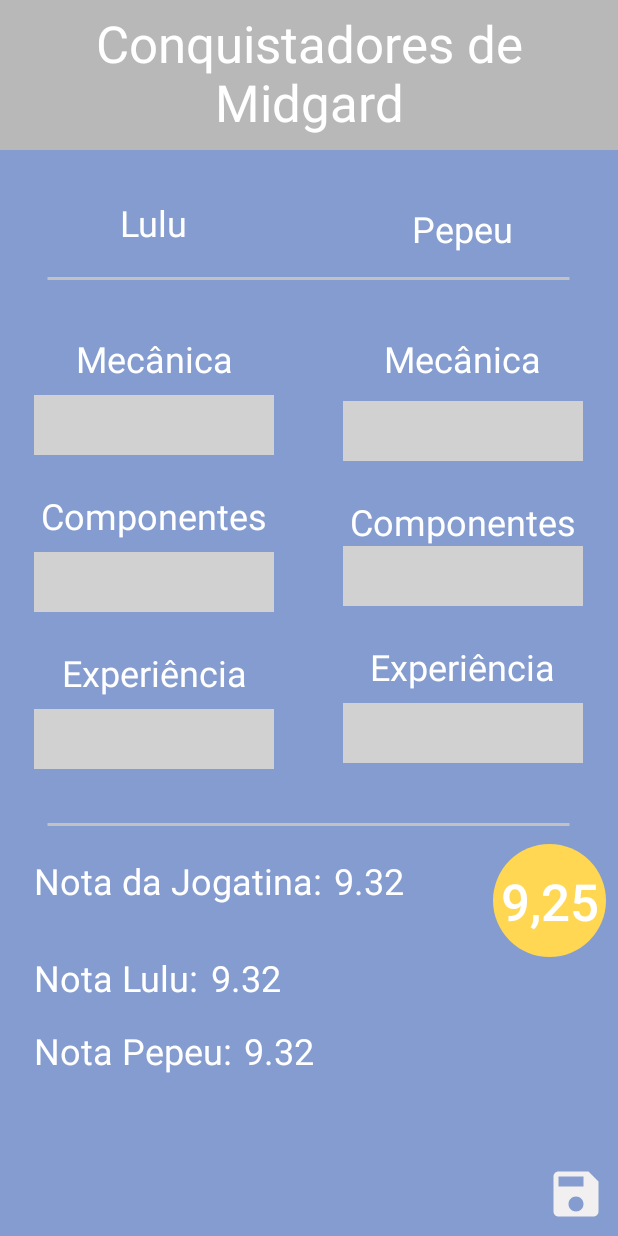
After one commit to Luizahf/Ludometricas, an Android app: the AvaliacaoActivity screen opened directly, with no data from a screen before it, on a phone screen of 412 x 824 dp. The commit adds this screen. Run offline under Robolectric (Android 15) with nearby library versions, the phone set to English and light mode, and no system bars; our stand-ins replace Firebase (no records; nobody signed in at launch, a user with empty details on screens opened directly), Room's generated code; 2 statements that could not run were skipped.

Commit message:
Tela avaliar jogo

```diff
--- a/app/build.gradle
+++ b/app/build.gradle
@@ -58,5 +58,4 @@ dependencies {
 
     implementation platform('com.google.firebase:firebase-bom:30.1.0')
     implementation 'com.google.firebase:firebase-database-ktx'
-
 }
--- a/app/src/main/java/com/example/ludometricas/data/dao/AppDatabase.kt
+++ b/app/src/main/java/com/example/ludometricas/data/dao/AppDatabase.kt
@@ -6,7 +6,7 @@ import androidx.room.RoomDatabase
 @Database(entities = arrayOf(
     JogoLocal::class,
 ),
-    version = 1, exportSchema = false)
+    version = 2, exportSchema = false)
 abstract class AppDatabase : RoomDatabase() {
     abstract fun jogosDao(): JogosDao
 }
--- a/app/src/main/java/com/example/ludometricas/data/dataClasses/jogoLocal.kt
+++ b/app/src/main/java/com/example/ludometricas/data/dataClasses/jogoLocal.kt
@@ -2,6 +2,7 @@ package com.example.ludometricas.data.dao
 
 import androidx.room.Entity
 import androidx.room.PrimaryKey
+import com.example.ludometricas.data.Nota
 
 
 @Entity(tableName = "jogos")
@@ -17,5 +18,6 @@ data class JogoLocal (
     var notaComponentesMediaAteOMomento: Double = 0.0,
     var notaExperienciaMediaAteOMomento: Double = 0.0,
     var jogatinas: Int = 0,
-    var tempoMedioJogatina: Long? = null
+    var tempoMedioJogatina: Long? = null,
+    var notaTotalAteOMomento: Double = 0.0
 )
--- a/app/src/main/java/com/example/ludometricas/data/jogatina.kt
+++ b/app/src/main/java/com/example/ludometricas/data/jogatina.kt
@@ -1,9 +1,7 @@
 package com.example.ludometricas.data
 
-import androidx.room.Entity
-import androidx.room.PrimaryKey
-import java.sql.Date
 import java.sql.Time
+import java.util.*
 
 class Jogatina (
     var data: Date? = null,
--- a/app/src/main/java/com/example/ludometricas/data/jogo.kt
+++ b/app/src/main/java/com/example/ludometricas/data/jogo.kt
@@ -5,7 +5,7 @@ import androidx.room.PrimaryKey
 import java.sql.Date
 import java.sql.Time
 
-class Jogo (
+data class Jogo (
     var nome: String = "",
     var recorde: Recorde? = Recorde(),
     var tempoJogado: Time = Time(0, 0, 0),
--- a/app/src/main/java/com/example/ludometricas/data/nota.kt
+++ b/app/src/main/java/com/example/ludometricas/data/nota.kt
@@ -1,8 +1,11 @@
 package com.example.ludometricas.data
+
+import java.util.*
 
 class Nota (
     var total: Double = 0.0,
     var mecanica: Double = 0.0,
     var componentes: Double = 0.0,
-    var experiencia: Double = 0.0
+    var experiencia: Double = 0.0,
+    var data: Date = Date()
 )
--- a/app/src/main/java/com/example/ludometricas/data/notaIndividual.kt
+++ b/app/src/main/java/com/example/ludometricas/data/notaIndividual.kt
@@ -2,8 +2,10 @@ package com.example.ludometricas.data
 
 import androidx.room.Entity
 import androidx.room.PrimaryKey
+import java.util.*
 
 data class NotaIndividual (
     var responsavel: String = "",
-    var nota: Nota = Nota()
+    var nota: Nota = Nota(),
+    var data: Date
 )
--- a/app/src/main/java/com/example/ludometricas/modules/DataModules.kt
+++ b/app/src/main/java/com/example/ludometricas/modules/DataModules.kt
@@ -13,6 +13,7 @@ internal val DataModules = module {
             get(),
             AppDatabase::class.java,
             "ludometricas_db")
+            .fallbackToDestructiveMigration()
             .build()
     }
 
--- a/app/src/main/java/com/example/ludometricas/presentation/MainActivity.kt
+++ b/app/src/main/java/com/example/ludometricas/presentation/MainActivity.kt
@@ -36,7 +36,7 @@ class MainActivity : AppCompatActivity() {
         jogoViewModel.obterJogos()
         jogoViewModel.jogos.observe(this, {
             jogos = it
-            recyclerView.adapter = JogosAdapter(it, ::clickListenerJogo, this)
+            recyclerView.adapter = JogosAdapter(it.sortedByDescending { it.notaMediaAteOMomento.total }, ::clickListenerJogo, this)
         })
     }
 
--- a/app/src/main/java/com/example/ludometricas/presentation/jogo/JogosAdapter.kt
+++ b/app/src/main/java/com/example/ludometricas/presentation/jogo/JogosAdapter.kt
@@ -16,6 +16,7 @@ class JogosAdapter(private val jogos: List<Jogo>,
 
     class ViewHolder(itemView: View) : RecyclerView.ViewHolder(itemView) {
         val txtTitulo = itemView.findViewById(R.id.txt_game_item) as TextView
+        val txtaa = itemView.findViewById(R.id.txt_game_item2) as TextView
     }
 
     override fun onCreateViewHolder(parent: ViewGroup, viewType: Int): ViewHolder {
@@ -26,6 +27,7 @@ class JogosAdapter(private val jogos: List<Jogo>,
     override fun onBindViewHolder(holder: ViewHolder, position: Int) {
         val jogo = jogos[position]
         holder.txtTitulo.text = jogo.nome
+        holder.txtaa.text = jogo.notaMediaAteOMomento.total.toString()
 
         holder.itemView.setOnClickListener { listener(position) }
     }
--- /dev/null
+++ b/app/src/main/res/drawable/icn_save.xml
@@ -0,0 +1,5 @@
+<vector android:height="24dp" android:tint="#F1EFEF"
+    android:viewportHeight="24" android:viewportWidth="24"
+    android:width="24dp" xmlns:android="http://schemas.android.com/apk/res/android">
+    <path android:fillColor="@android:color/white" android:pathData="M17,3L5,3c-1.11,0 -2,0.9 -2,2v14c0,1.1 0.89,2 2,2h14c1.1,0 2,-0.9 2,-2L21,7l-4,-4zM12,19c-1.66,0 -3,-1.34 -3,-3s1.34,-3 3,-3 3,1.34 3,3 -1.34,3 -3,3zM15,9L5,9L5,5h10v4z"/>
+</vector>
--- /dev/null
+++ b/app/src/main/res/layout/activity_avaliacao.xml
@@ -0,0 +1,344 @@
+<?xml version="1.0" encoding="utf-8"?>
+<androidx.constraintlayout.widget.ConstraintLayout xmlns:android="http://schemas.android.com/apk/res/android"
+    xmlns:app="http://schemas.android.com/apk/res-auto"
+    xmlns:tools="http://schemas.android.com/tools"
+    android:layout_width="match_parent"
+    android:layout_height="match_parent"
+    android:background="@color/main_purple"
+    tools:context=".presentation.Avaliacao.AvaliacaoActivity">
+
+    <TextView
+        android:id="@+id/nota_total_txt2"
+        android:layout_width="wrap_content"
+        android:layout_height="wrap_content"
+        android:fontFamily="sans-serif-medium"
+        android:text="9,25"
+        android:textColor="#FFFF"
+        android:textSize="34sp"
+        app:layout_constraintBottom_toBottomOf="@+id/circulo_amarelo"
+        app:layout_constraintEnd_toEndOf="@+id/circulo_amarelo"
+        app:layout_constraintStart_toStartOf="@+id/circulo_amarelo"
+        app:layout_constraintTop_toTopOf="@+id/circulo_amarelo" />
+
+    <ImageView
+        android:id="@+id/circulo_amarelo2"
+        android:layout_width="75dp"
+        android:layout_height="75dp"
+        android:layout_marginTop="8dp"
+        android:layout_marginEnd="8dp"
+        app:layout_constraintEnd_toEndOf="parent"
+        app:layout_constraintTop_toBottomOf="@+id/game_item_view"
+        app:srcCompat="@drawable/circulo_amarelo" />
+
+    <ImageView
+        android:id="@+id/separador2"
+        android:layout_width="350dp"
+        android:layout_height="10dp"
+        android:layout_marginTop="16dp"
+        app:layout_constraintEnd_toEndOf="parent"
+        app:layout_constraintHorizontal_bias="0.491"
+        app:layout_constraintStart_toStartOf="parent"
+        app:layout_constraintTop_toBottomOf="@+id/textView4"
+        app:srcCompat="@drawable/separador" />
+
+    <ImageView
+        android:id="@+id/separador3"
+        android:layout_width="350dp"
+        android:layout_height="10dp"
+        android:layout_marginTop="32dp"
+        app:layout_constraintEnd_toEndOf="parent"
+        app:layout_constraintHorizontal_bias="0.491"
+        app:layout_constraintStart_toStartOf="parent"
+        app:layout_constraintTop_toBottomOf="@+id/nota_experiencia_pl1"
+        app:srcCompat="@drawable/separador" />
+
+    <TextView
+        android:id="@+id/textView6"
+        android:layout_width="wrap_content"
+        android:layout_height="wrap_content"
+        android:text="Mecânica"
+        android:textColor="#FFFFFF"
+        android:textSize="24sp"
+        app:layout_constraintEnd_toEndOf="@+id/textView5"
+        app:layout_constraintStart_toStartOf="@+id/textView5"
+        app:layout_constraintTop_toTopOf="@+id/textView2" />
+
+    <TextView
+        android:id="@+id/textView8"
+        android:layout_width="wrap_content"
+        android:layout_height="wrap_content"
+        android:layout_marginTop="24dp"
+        android:text="Componentes"
+        android:textColor="#FFFFFF"
+        android:textSize="24sp"
+        app:layout_constraintEnd_toEndOf="@+id/textView5"
+        app:layout_constraintStart_toStartOf="@+id/textView5"
+        app:layout_constraintTop_toBottomOf="@+id/nota_mecanica_pl2" />
+
+    <TextView
+        android:id="@+id/textView10"
+        android:layout_width="wrap_content"
+        android:layout_height="wrap_content"
+        android:layout_marginTop="24dp"
+        android:text="Experiência"
+        android:textColor="#FFFFFF"
+        android:textSize="24sp"
+        app:layout_constraintEnd_toEndOf="@+id/textView5"
+        app:layout_constraintStart_toStartOf="@+id/textView5"
+        app:layout_constraintTop_toBottomOf="@+id/nota_coomponentes_pl2" />
+
+    <EditText
+        android:id="@+id/nota_mecanica_pl2"
+        android:layout_width="160dp"
+        android:layout_height="40dp"
+        android:layout_marginTop="12dp"
+        android:background="#D1D1D1"
+        android:textAlignment="center"
+        android:textColor="#FFFFFF"
+        app:layout_constraintEnd_toEndOf="parent"
+        app:layout_constraintStart_toStartOf="@+id/guideline2"
+        app:layout_constraintTop_toBottomOf="@+id/textView2" />
+
+    <EditText
+        android:id="@+id/nota_coomponentes_pl2"
+        android:layout_width="160dp"
+        android:layout_height="40dp"
+        android:background="#D1D1D1"
+        android:textAlignment="center"
+        android:textColor="#FFFFFF"
+        app:layout_constraintEnd_toEndOf="parent"
+        app:layout_constraintStart_toStartOf="@+id/guideline2"
+        app:layout_constraintTop_toBottomOf="@+id/textView8" />
+
+    <EditText
+        android:id="@+id/nota_experiencia_pl2"
+        android:layout_width="160dp"
+        android:layout_height="40dp"
+        android:layout_marginTop="8dp"
+        android:background="#D1D1D1"
+        android:textAlignment="center"
+        android:textColor="#FFFFFF"
+        app:layout_constraintEnd_toEndOf="parent"
+        app:layout_constraintStart_toStartOf="@+id/guideline2"
+        app:layout_constraintTop_toBottomOf="@+id/textView10" />
+
+    <TextView
+        android:id="@+id/avaliacao_titulo_jogo"
+        android:layout_width="0dp"
+        android:layout_height="100dp"
+        android:background="#B8B8B8"
+        android:paddingTop="6dp"
+        android:paddingBottom="6dp"
+        android:text="Conquistadores de Midgard"
+        android:textAlignment="center"
+        android:textColor="#FFFFFF"
+        android:textSize="34sp"
+        app:layout_constraintEnd_toEndOf="parent"
+        app:layout_constraintHorizontal_bias="0.0"
+        app:layout_constraintStart_toStartOf="parent"
+        app:layout_constraintTop_toTopOf="parent" />
+
+    <TextView
+        android:id="@+id/textView2"
+        android:layout_width="wrap_content"
+        android:layout_height="wrap_content"
+        android:layout_marginTop="32dp"
+        android:text="Mecânica"
+        android:textColor="#FFFFFF"
+        android:textSize="24sp"
+        app:layout_constraintEnd_toEndOf="@+id/textView4"
+        app:layout_constraintStart_toStartOf="@+id/textView4"
+        app:layout_constraintTop_toBottomOf="@+id/separador2" />
+
+    <TextView
+        android:id="@+id/textView11"
+        android:layout_width="wrap_content"
+        android:layout_height="wrap_content"
+        android:layout_marginTop="16dp"
+        android:text="Nota da Jogatina:"
+        android:textColor="#FFFFFF"
+        android:textSize="24sp"
+        app:layout_constraintStart_toStartOf="@+id/nota_experiencia_pl1"
+        app:layout_constraintTop_toBottomOf="@+id/separador3" />
+
+    <TextView
+        android:id="@+id/textView13"
+        android:layout_width="wrap_content"
+        android:layout_height="wrap_content"
+        android:layout_marginTop="32dp"
+        android:text="Nota Lulu:"
+        android:textColor="#FFFFFF"
+        android:textSize="24sp"
+        app:layout_constraintStart_toStartOf="@+id/nota_experiencia_pl1"
+        app:layout_constraintTop_toBottomOf="@+id/textView11" />
+
+    <TextView
+        android:id="@+id/textView14"
+        android:layout_width="wrap_content"
+        android:layout_height="wrap_content"
+        android:layout_marginTop="16dp"
+        android:text="Nota Pepeu:"
+        android:textColor="#FFFFFF"
+        android:textSize="24sp"
+        app:layout_constraintStart_toStartOf="@+id/nota_experiencia_pl1"
+        app:layout_constraintTop_toBottomOf="@+id/textView13" />
+
+    <TextView
+        android:id="@+id/nota_jogatina"
+        android:layout_width="wrap_content"
+        android:layout_height="wrap_content"
+        android:layout_marginStart="8dp"
+        android:layout_marginTop="16dp"
+        android:text="9.32"
+        android:textColor="#FFFFFF"
+        android:textSize="24sp"
+        app:layout_constraintStart_toEndOf="@+id/textView11"
+        app:layout_constraintTop_toBottomOf="@+id/separador3" />
+
+    <TextView
+        android:id="@+id/nota_pl1"
+        android:layout_width="wrap_content"
+        android:layout_height="wrap_content"
+        android:layout_marginStart="8dp"
+        android:text="9.32"
+        android:textColor="#FFFFFF"
+        android:textSize="24sp"
+        app:layout_constraintStart_toEndOf="@+id/textView13"
+        app:layout_constraintTop_toTopOf="@+id/textView13" />
+
+    <TextView
+        android:id="@+id/nota_pl2"
+        android:layout_width="wrap_content"
+        android:layout_height="wrap_content"
+        android:layout_marginStart="8dp"
+        android:text="9.32"
+        android:textColor="#FFFFFF"
+        android:textSize="24sp"
+        app:layout_constraintStart_toEndOf="@+id/textView14"
+        app:layout_constraintTop_toTopOf="@+id/textView14" />
+
+    <TextView
+        android:id="@+id/textView7"
+        android:layout_width="wrap_content"
+        android:layout_height="wrap_content"
+        android:layout_marginTop="24dp"
+        android:text="Componentes"
+        android:textColor="#FFFFFF"
+        android:textSize="24sp"
+        app:layout_constraintEnd_toEndOf="@+id/textView4"
+        app:layout_constraintStart_toStartOf="@+id/textView4"
+        app:layout_constraintTop_toBottomOf="@+id/nota_mecanica_pl1" />
+
+    <TextView
+        android:id="@+id/textView9"
+        android:layout_width="wrap_content"
+        android:layout_height="wrap_content"
+        android:layout_marginTop="24dp"
+        android:text="Experiência"
+        android:textColor="#FFFFFF"
+        android:textSize="24sp"
+        app:layout_constraintEnd_toEndOf="@+id/textView4"
+        app:layout_constraintStart_toStartOf="@+id/textView4"
+        app:layout_constraintTop_toBottomOf="@+id/nota_componentes_pl1" />
+
+    <TextView
+        android:id="@+id/textView4"
+        android:layout_width="wrap_content"
+        android:layout_height="wrap_content"
+        android:layout_marginTop="32dp"
+        android:text="Lulu"
+        android:textColor="#FFFFFF"
+        android:textSize="24sp"
+        app:layout_constraintEnd_toStartOf="@+id/guideline2"
+        app:layout_constraintStart_toStartOf="parent"
+        app:layout_constraintTop_toBottomOf="@+id/avaliacao_titulo_jogo" />
+
+    <TextView
+        android:id="@+id/textView5"
+        android:layout_width="wrap_content"
+        android:layout_height="wrap_content"
+        android:layout_marginTop="36dp"
+        android:text="Pepeu"
+        android:textColor="#FFFFFF"
+        android:textSize="24sp"
+        app:layout_constraintEnd_toEndOf="parent"
+        app:layout_constraintStart_toStartOf="@+id/guideline2"
+        app:layout_constraintTop_toBottomOf="@+id/avaliacao_titulo_jogo" />
+
+    <EditText
+        android:id="@+id/nota_mecanica_pl1"
+        android:layout_width="160dp"
+        android:layout_height="40dp"
+        android:layout_marginTop="8dp"
+        android:background="#D1D1D1"
+        android:textAlignment="center"
+        android:textColor="#FFFFFF"
+        app:layout_constraintEnd_toStartOf="@+id/guideline2"
+        app:layout_constraintStart_toStartOf="parent"
+        app:layout_constraintTop_toBottomOf="@+id/textView2" />
+
+    <EditText
+        android:id="@+id/nota_componentes_pl1"
+        android:layout_width="160dp"
+        android:layout_height="40dp"
+        android:layout_marginTop="8dp"
+        android:background="#D1D1D1"
+        android:textAlignment="center"
+        android:textColor="#FFFFFF"
+        app:layout_constraintEnd_toStartOf="@+id/guideline2"
+        app:layout_constraintStart_toStartOf="parent"
+        app:layout_constraintTop_toBottomOf="@+id/textView7" />
+
+    <EditText
+        android:id="@+id/nota_experiencia_pl1"
+        android:layout_width="160dp"
+        android:layout_height="40dp"
+        android:layout_marginTop="8dp"
+        android:background="#D1D1D1"
+        android:textAlignment="center"
+        android:textColor="#FFFFFF"
+        app:layout_constraintEnd_toStartOf="@+id/guideline2"
+        app:layout_constraintStart_toStartOf="parent"
+        app:layout_constraintTop_toBottomOf="@+id/textView9" />
+
+    <androidx.constraintlayout.widget.Guideline
+        android:id="@+id/guideline2"
+        android:layout_width="wrap_content"
+        android:layout_height="wrap_content"
+        android:orientation="vertical"
+        app:layout_constraintGuide_begin="205dp" />
+
+    <ImageView
+        android:id="@+id/circulo_amarelo"
+        android:layout_width="75dp"
+        android:layout_height="75dp"
+        android:layout_marginTop="8dp"
+        android:layout_marginEnd="8dp"
+        app:layout_constraintEnd_toEndOf="parent"
+        app:layout_constraintTop_toBottomOf="@+id/separador3"
+        app:srcCompat="@drawable/circulo_amarelo" />
+
+    <TextView
+        android:id="@+id/nota_total_avaliacao_txt"
+        android:layout_width="wrap_content"
+        android:layout_height="wrap_content"
+        android:fontFamily="sans-serif-medium"
+        android:text="9,25"
+        android:textColor="#FFFF"
+        android:textSize="34sp"
+        app:layout_constraintBottom_toBottomOf="@+id/circulo_amarelo"
+        app:layout_constraintEnd_toEndOf="@+id/circulo_amarelo"
+        app:layout_constraintStart_toStartOf="@+id/circulo_amarelo"
+        app:layout_constraintTop_toTopOf="@+id/circulo_amarelo" />
+
+    <ImageView
+        android:id="@+id/icn_salval_avaliacao"
+        android:layout_width="40dp"
+        android:layout_height="40dp"
+        android:layout_marginEnd="8dp"
+        android:layout_marginBottom="8dp"
+        app:layout_constraintBottom_toBottomOf="parent"
+        app:layout_constraintEnd_toEndOf="parent"
+        app:srcCompat="@drawable/icn_save" />
+
+</androidx.constraintlayout.widget.ConstraintLayout>
```
Also changed, not shown: app/src/main/AndroidManifest.xml (+6 -2 lines), app/src/main/java/com/example/ludometricas/data/Avaliacao.kt (added, +11 -0 lines), app/src/main/java/com/example/ludometricas/data/JogosRepository.kt (+24 -3 lines), app/src/main/java/com/example/ludometricas/presentation/Avaliacao/AvaliacaoActivity.kt (added, +177 -0 lines), app/src/main/java/com/example/ludometricas/presentation/jogo/JogoActivity.kt (+9 -1 lines), app/src/main/java/com/example/ludometricas/presentation/jogo/JogoViewModel.kt (+3 -6 lines), app/src/main/res/layout/activity_jogo.xml (+6 -6 lines), app/src/main/res/layout/item_jogo.xml (+13 -1 lines).
